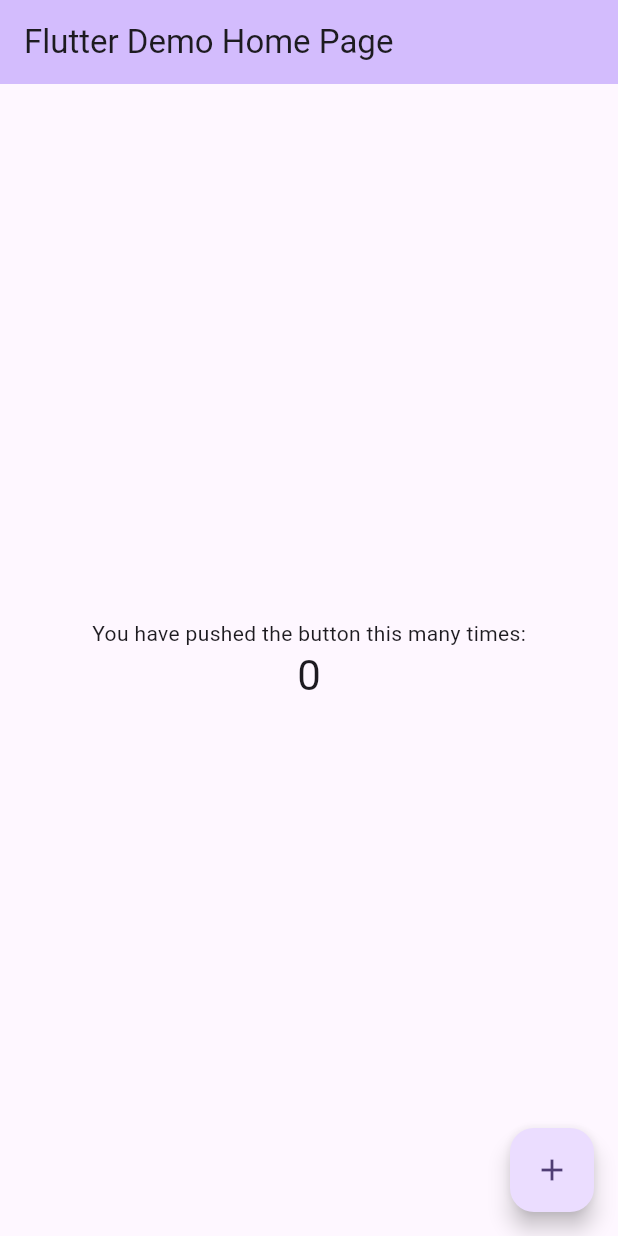
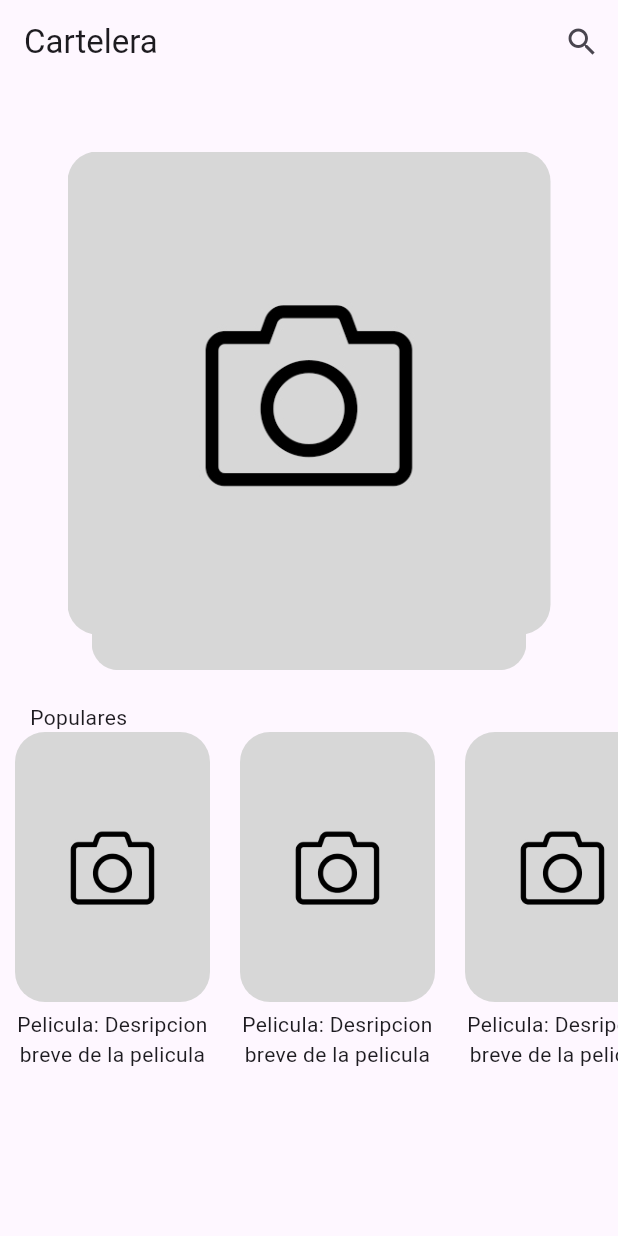
Before and after one commit to AlejandroA2L/flutter-peliculas, a Flutter app: the screen it shows after launch, on a phone screen of 412 x 824 dp. Run offline on Flutter 3.47's test engine with Material 3 defaults, Android fonts, the phone set to English and light mode, and no system bars; drawn by our look-alikes of flutter_card_swiper.

Commit message:
Maquetacion pantalla principal

```diff
--- a/lib/main.dart
+++ b/lib/main.dart
@@ -1,122 +1,17 @@
 import 'package:flutter/material.dart';
+import 'package:peliculas/screens/screens.dart';
 
-void main() {
-  runApp(const MyApp());
-}
+void main() => runApp(const MyApp());
 
 class MyApp extends StatelessWidget {
   const MyApp({super.key});
 
-  // This widget is the root of your application.
-  @override
   Widget build(BuildContext context) {
     return MaterialApp(
-      title: 'Flutter Demo',
-      theme: ThemeData(
-        // This is the theme of your application.
-        //
-        // TRY THIS: Try running your application with "flutter run". You'll see
-        // the application has a purple toolbar. Then, without quitting the app,
-        // try changing the seedColor in the colorScheme below to Colors.green
-        // and then invoke "hot reload" (save your changes or press the "hot
-        // reload" button in a Flutter-supported IDE, or press "r" if you used
-        // the command line to start the app).
-        //
-        // Notice that the counter didn't reset back to zero; the application
-        // state is not lost during the reload. To reset the state, use hot
-        // restart instead.
-        //
-        // This works for code too, not just values: Most code changes can be
-        // tested with just a hot reload.
-        colorScheme: ColorScheme.fromSeed(seedColor: Colors.deepPurple),
-      ),
-      home: const MyHomePage(title: 'Flutter Demo Home Page'),
+      debugShowCheckedModeBanner: false,
+      title: 'Material App',
+      initialRoute: 'home',
+      routes: {'home': (_) => HomeScreen(), 'datails': (_) => DetailsScreen()},
     );
   }
 }
-
-class MyHomePage extends StatefulWidget {
-  const MyHomePage({super.key, required this.title});
-
-  // This widget is the home page of your application. It is stateful, meaning
-  // that it has a State object (defined below) that contains fields that affect
-  // how it looks.
-
-  // This class is the configuration for the state. It holds the values (in this
-  // case the title) provided by the parent (in this case the App widget) and
-  // used by the build method of the State. Fields in a Widget subclass are
-  // always marked "final".
-
-  final String title;
-
-  @override
-  State<MyHomePage> createState() => _MyHomePageState();
-}
-
-class _MyHomePageState extends State<MyHomePage> {
-  int _counter = 0;
-
-  void _incrementCounter() {
-    setState(() {
-      // This call to setState tells the Flutter framework that something has
-      // changed in this State, which causes it to rerun the build method below
-      // so that the display can reflect the updated values. If we changed
-      // _counter without calling setState(), then the build method would not be
-      // called again, and so nothing would appear to happen.
-      _counter++;
-    });
-  }
-
-  @override
-  Widget build(BuildContext context) {
-    // This method is rerun every time setState is called, for instance as done
-    // by the _incrementCounter method above.
-    //
-    // The Flutter framework has been optimized to make rerunning build methods
-    // fast, so that you can just rebuild anything that needs updating rather
-    // than having to individually change instances of widgets.
-    return Scaffold(
-      appBar: AppBar(
-        // TRY THIS: Try changing the color here to a specific color (to
-        // Colors.amber, perhaps?) and trigger a hot reload to see the AppBar
-        // change color while the other colors stay the same.
-        backgroundColor: Theme.of(context).colorScheme.inversePrimary,
-        // Here we take the value from the MyHomePage object that was created by
-        // the App.build method, and use it to set our appbar title.
-        title: Text(widget.title),
-      ),
-      body: Center(
-        // Center is a layout widget. It takes a single child and positions it
-        // in the middle of the parent.
-        child: Column(
-          // Column is also a layout widget. It takes a list of children and
-          // arranges them vertically. By default, it sizes itself to fit its
-          // children horizontally, and tries to be as tall as its parent.
-          //
-          // Column has various properties to control how it sizes itself and
-          // how it positions its children. Here we use mainAxisAlignment to
-          // center the children vertically; the main axis here is the vertical
-          // axis because Columns are vertical (the cross axis would be
-          // horizontal).
-          //
-          // TRY THIS: Invoke "debug painting" (choose the "Toggle Debug Paint"
-          // action in the IDE, or press "p" in the console), to see the
-          // wireframe for each widget.
-          mainAxisAlignment: MainAxisAlignment.center,
-          children: <Widget>[
-            const Text('You have pushed the button this many times:'),
-            Text(
-              '$_counter',
-              style: Theme.of(context).textTheme.headlineMedium,
-            ),
-          ],
-        ),
-      ),
-      floatingActionButton: FloatingActionButton(
-        onPressed: _incrementCounter,
-        tooltip: 'Increment',
-        child: const Icon(Icons.add),
-      ), // This trailing comma makes auto-formatting nicer for build methods.
-    );
-  }
-}
--- /dev/null
+++ b/lib/screens/details_screen.dart
@@ -0,0 +1,10 @@
+import 'package:flutter/material.dart';
+
+class DetailsScreen extends StatelessWidget {
+  const DetailsScreen({super.key});
+
+  @override
+  Widget build(BuildContext context) {
+    return Center(child: Text("Details Scrteen"));
+  }
+}
--- /dev/null
+++ b/lib/screens/home_screen.dart
@@ -0,0 +1,21 @@
+import 'package:flutter/material.dart';
+import 'package:peliculas/widgets/widgets.dart';
+
+class HomeScreen extends StatelessWidget {
+  const HomeScreen({super.key});
+
+  @override
+  Widget build(BuildContext context) {
+    return Scaffold(
+      appBar: AppBar(
+        title: Text("Cartelera"),
+        actions: [
+          IconButton(onPressed: () => (), icon: const Icon(Icons.search)),
+        ],
+      ),
+      body: SingleChildScrollView(
+        child: Column(children: [Swiper(), MovieSlider()]),
+      ),
+    );
+  }
+}
--- /dev/null
+++ b/lib/screens/screens.dart
@@ -0,0 +1,2 @@
+export 'package:peliculas/screens/details_screen.dart';
+export 'package:peliculas/screens/home_screen.dart';
--- /dev/null
+++ b/lib/widgets/card_swiper.dart
@@ -0,0 +1,31 @@
+import 'package:flutter/material.dart';
+import 'package:flutter_card_swiper/flutter_card_swiper.dart';
+
+class Swiper extends StatelessWidget {
+  // const Swiper({super.key});
+
+  final List<String> imagePaths = [
+    'assets/no-image.jpg',
+    'assets/no-image.jpg',
+    'assets/no-image.jpg',
+  ];
+
+  @override
+  Widget build(BuildContext context) {
+    final size = MediaQuery.of(context).size;
+    return SizedBox(
+      width: double.infinity,
+      height: size.height * 0.5,
+      child: CardSwiper(
+        cardsCount: imagePaths.length,
+        padding: EdgeInsetsGeometry.all(45),
+        cardBuilder: (_, index, percentThresholdX, percentThresholdY) {
+          return ClipRRect(
+            borderRadius: BorderRadius.circular(20),
+            child: Image.asset(imagePaths[index], fit: BoxFit.cover),
+          );
+        },
+      ),
+    );
+  }
+}
--- /dev/null
+++ b/lib/widgets/movie_slider.dart
@@ -0,0 +1,63 @@
+import 'package:flutter/material.dart';
+
+class MovieSlider extends StatelessWidget {
+  @override
+  Widget build(BuildContext context) {
+    return Container(
+      width: double.infinity,
+      height: 250,
+      child: Column(
+        crossAxisAlignment: CrossAxisAlignment.start,
+        children: [
+          Padding(
+            padding: EdgeInsets.symmetric(horizontal: 20),
+            child: Text("Populares"),
+          ),
+          Expanded(
+            child: ListView.builder(
+              scrollDirection: Axis.horizontal,
+              itemCount: 20,
+              itemBuilder: (_, int i) => _MoviePoster(),
+            ),
+          ),
+        ],
+      ),
+    );
+  }
+}
+
+class _MoviePoster extends StatelessWidget {
+  @override
+  Widget build(BuildContext context) {
+    return Container(
+      width: 130,
+      height: 190,
+      margin: EdgeInsets.symmetric(horizontal: 10),
+      child: Column(
+        children: [
+          GestureDetector(
+            onTap: () =>
+                Navigator.pushNamed(context, 'details', arguments: 'id'),
+            child: ClipRRect(
+              borderRadius: BorderRadius.circular(20),
+              child: FadeInImage(
+                placeholder: AssetImage('assets/no-image.jpg'),
+                image: AssetImage('assets/no-image.jpg'),
+                width: 130,
+                height: 180,
+                fit: BoxFit.cover,
+              ),
+            ),
+          ),
+          SizedBox(height: 5),
+          Text(
+            'Pelicula: Desripcion breve de la pelicula',
+            maxLines: 2,
+            overflow: TextOverflow.ellipsis,
+            textAlign: TextAlign.center,
+          ),
+        ],
+      ),
+    );
+  }
+}
--- /dev/null
+++ b/lib/widgets/widgets.dart
@@ -0,0 +1,2 @@
+export 'package:peliculas/widgets/card_swiper.dart';
+export 'package:peliculas/widgets/movie_slider.dart';
--- a/pubspec.yaml
+++ b/pubspec.yaml
@@ -34,6 +34,7 @@ dependencies:
   # The following adds the Cupertino Icons font to your application.
   # Use with the CupertinoIcons class for iOS style icons.
   cupertino_icons: ^1.0.8
+  flutter_card_swiper: ^7.0.2
 
 dev_dependencies:
   flutter_test:
@@ -51,6 +52,9 @@ dev_dependencies:
 
 # The following section is specific to Flutter packages.
 flutter:
+  assets:
+    - assets/
+
 
   # The following line ensures that the Material Icons font is
   # included with your application, so that you can use the icons in
```
Also changed, not shown: assets/loading.gif (added), assets/no-image.jpg (added), pubspec.lock.
